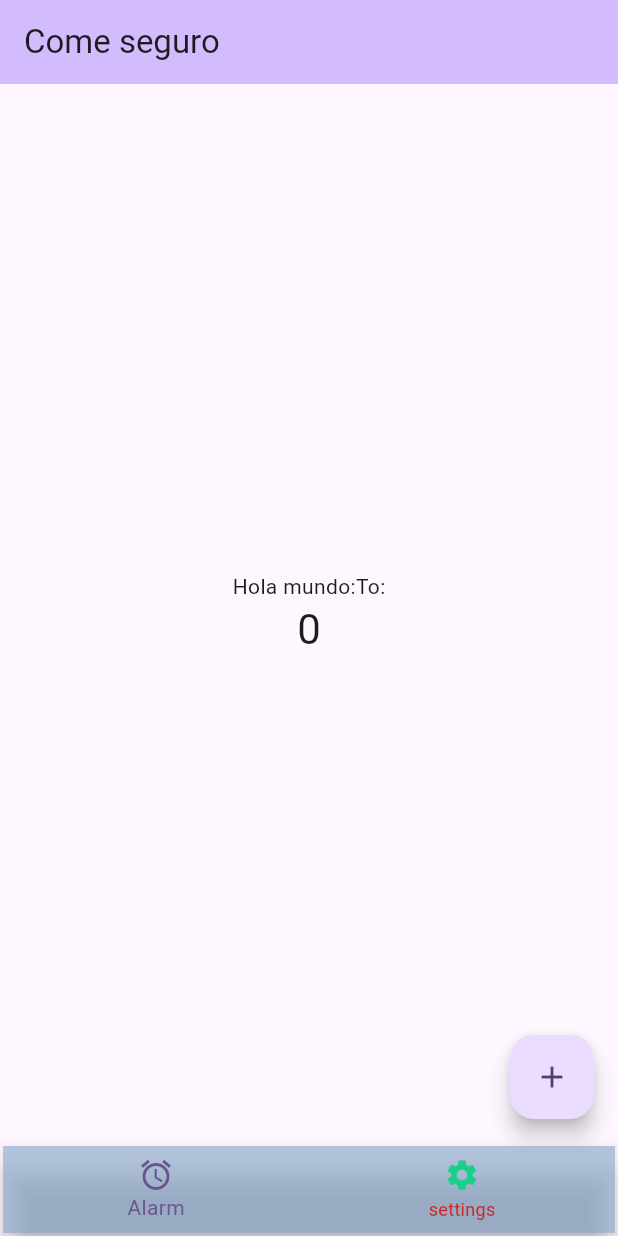
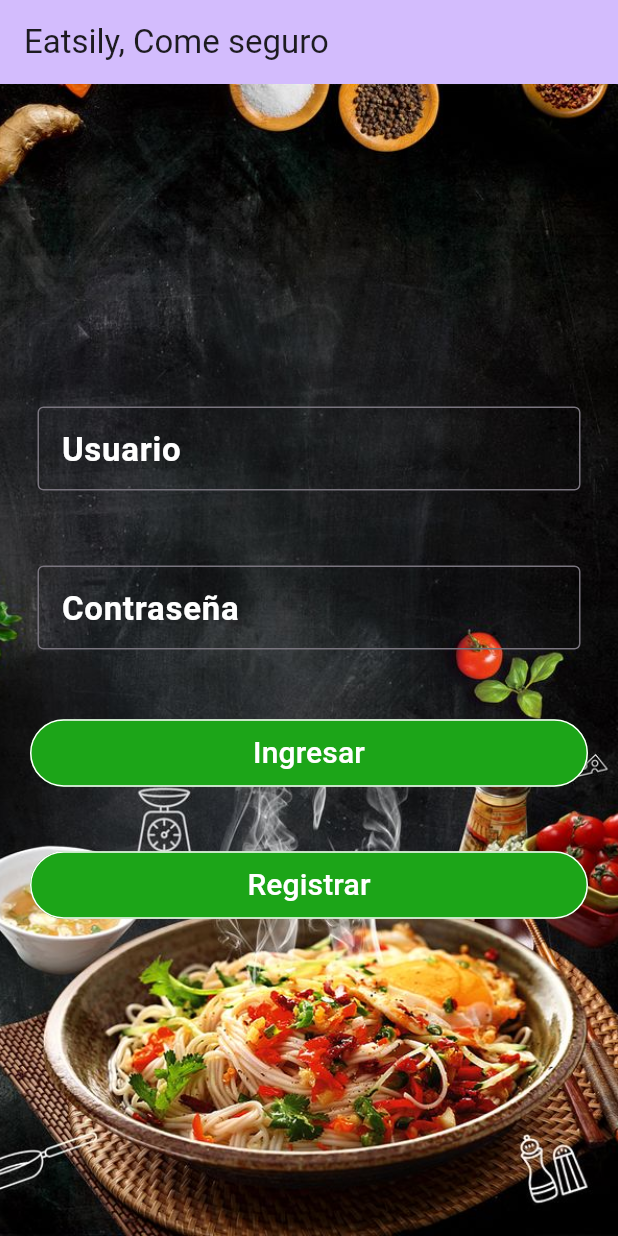
Before and after one commit to gentlemani/flutterSchool, a Flutter app: the screen it shows after launch, on a phone screen of 412 x 824 dp. Run offline on Flutter 3.47's test engine with Material 3 defaults, Android fonts, the phone set to English and light mode, and no system bars.

Commit message:
Inicio sesion

```diff
--- a/lib/main.dart
+++ b/lib/main.dart
@@ -1,3 +1,4 @@
+import 'package:eatsily/sesion/login.dart';
 import 'package:flutter/material.dart';
 
 void main() {
@@ -19,7 +20,7 @@ class MyApp extends StatelessWidget {
         // TRY THIS: Try running your application with "flutter run". You'll see
         // the application has a purple toolbar. Then, without quitting the app,
         // try changing the seedColor in the colorScheme below to Colors.green
-        // and then invoke "hot reload" (save your changes or press the "hot
+        // and then invoke "hot reload" (save your changesa or press the "hot
         // reload" button in a Flutter-supported IDE, or press "r" if you used
         // the command line to start the app).
         //
@@ -32,7 +33,9 @@ class MyApp extends StatelessWidget {
         colorScheme: ColorScheme.fromSeed(seedColor: Colors.deepPurple),
         useMaterial3: true,
       ),
-      home: const MyHomePage(title: 'Come seguro'),
+      home: const Center(
+        child: MyHomePage(title: 'Eatsily, Come seguro'),
+      ),
     );
   }
 }
@@ -56,7 +59,7 @@ class MyHomePage extends StatefulWidget {
 }
 
 class _MyHomePageState extends State<MyHomePage> {
-  int _counter = 0;
+  /*int _counter = 0;
 
   void _incrementCounter() {
     setState(() {
@@ -67,7 +70,7 @@ class _MyHomePageState extends State<MyHomePage> {
       // called again, and so nothing would appear to happen.
       _counter++;
     });
-  }
+  }*/
 
   @override
   Widget build(BuildContext context) {
@@ -88,7 +91,13 @@ class _MyHomePageState extends State<MyHomePage> {
         // the App.build method, and use it to set our appbar title.
         title: Text(widget.title),
       ),
-      body: Center(
+      body: Container(
+        decoration: const BoxDecoration(
+            image: DecorationImage(
+          image: AssetImage('assets/Fondo4.jpg'),
+          fit: BoxFit.cover,
+        )),
+        child: Center(
           // Center is a layout widget. It takes a single child and positions it
           // in the middle of the parent.
           child: Column(
@@ -107,17 +116,100 @@ class _MyHomePageState extends State<MyHomePage> {
             // wireframe for each widget.
             mainAxisAlignment: MainAxisAlignment.center,
             children: <Widget>[
-            const Text(
+              /*const Text(
               'Hola mundo:To:',
             ),
             Text(
               '$_counter',
               style: Theme.of(context).textTheme.headlineMedium,
+            ),*/
+              const Padding(
+                padding: EdgeInsets.all(25.0),
+                child: TextField(
+                  decoration: InputDecoration(
+                    labelText: 'Usuario',
+                    border: OutlineInputBorder(),
+                    labelStyle: TextStyle(
+                        color: Color.fromARGB(255, 255, 255, 255),
+                        fontSize: 22,
+                        fontWeight: FontWeight.bold),
+                  ),
+                ),
+              ),
+              const Padding(
+                padding: EdgeInsets.all(25.0),
+                child: TextField(
+                  decoration: InputDecoration(
+                      labelText: 'Contraseña',
+                      border: OutlineInputBorder(),
+                      labelStyle: TextStyle(
+                          color: Color.fromARGB(255, 255, 255, 255),
+                          fontSize: 22,
+                          fontWeight: FontWeight.bold)),
+                  obscureText: true,
+                ),
+              ),
+              Padding(
+                padding: const EdgeInsets.all(20.0),
+                child: TextButton(
+                  onPressed: null,
+                  style: ButtonStyle(
+                      backgroundColor: MaterialStateProperty.all<Color>(
+                        const Color.fromARGB(255, 28, 165, 24),
+                      ),
+                      shape: MaterialStateProperty.all<RoundedRectangleBorder>(
+                          RoundedRectangleBorder(
+                              borderRadius: BorderRadius.circular(200.0),
+                              side: const BorderSide(
+                                  color: Color.fromARGB(255, 255, 255, 255))))),
+                  child: Container(
+                    width: double.infinity,
+                    alignment: Alignment.center,
+                    child: const Text(
+                      'Ingresar',
+                      style: TextStyle(
+                        fontSize: 20.0,
+                        color: Colors.white,
+                      ),
+                    ),
+                  ),
+                ),
+              ),
+              Padding(
+                padding: const EdgeInsets.all(20.0),
+                child: TextButton(
+                  onPressed: () {
+                    Navigator.push(context,
+                        MaterialPageRoute(builder: (context) => Login()));
+                  },
+                  style: ButtonStyle(
+                      backgroundColor: MaterialStateProperty.all<Color>(
+                        const Color.fromARGB(255, 28, 165, 24),
+                      ),
+                      shape: MaterialStateProperty.all<RoundedRectangleBorder>(
+                          RoundedRectangleBorder(
+                              borderRadius: BorderRadius.circular(200.0),
+                              side: const BorderSide(
+                                  color: Color.fromARGB(255, 255, 255, 255))))),
+                  child: Container(
+                    width: double.infinity,
+                    alignment: Alignment.center,
+                    child: const Text(
+                      'Registrar',
+                      style: TextStyle(
+                        fontSize: 20.0,
+                        color: Colors.white,
+                      ),
+                    ),
+                  ),
+                ),
               ),
             ],
           ),
         ),
-      floatingActionButton: FloatingActionButton(
+      ),
+
+      /*floatingActionButton: FloatingActionButton(
         onPressed: _incrementCounter,
         tooltip: 'Increment',
         child: const Icon(Icons.add),
@@ -127,7 +219,7 @@ class _MyHomePageState extends State<MyHomePage> {
         child: BottomNavigationBar(
             backgroundColor: const Color.fromARGB(145, 129, 165, 202),
             unselectedItemColor:
-                const Color.fromARGB(255, 204, 38, 38).withOpacity(1),
+                const Color.fromARGB(255, 204, 38, 38).withOpacity(0.5),
             items: const [
               BottomNavigationBarItem(icon: Icon(Icons.alarm), label: 'Alarm'),
               BottomNavigationBarItem(
@@ -137,7 +229,7 @@ class _MyHomePageState extends State<MyHomePage> {
                   ),
                   label: 'settings')
             ]),
-      ),
+      ),*/
     );
   }
 }
--- /dev/null
+++ b/lib/sesion/login.dart
@@ -0,0 +1,14 @@
+import 'package:flutter/material.dart';
+
+class Login extends StatelessWidget {
+  const Login({Key? key}) : super(key: key);
+
+  @override
+  Widget build(BuildContext context) {
+    return const Scaffold(
+      body: Center(
+        child: Text('login'),
+      ),
+    );
+  }
+}
```
Also changed, not shown: pubspec.yaml (+5 -2 lines), assets/Fondo2.jpg (added), assets/Fondo3.jpg (added), assets/Fondo4.jpg (added), assets/fondo.jpg (added). Lines whose indentation alone changed are shown as unchanged.
